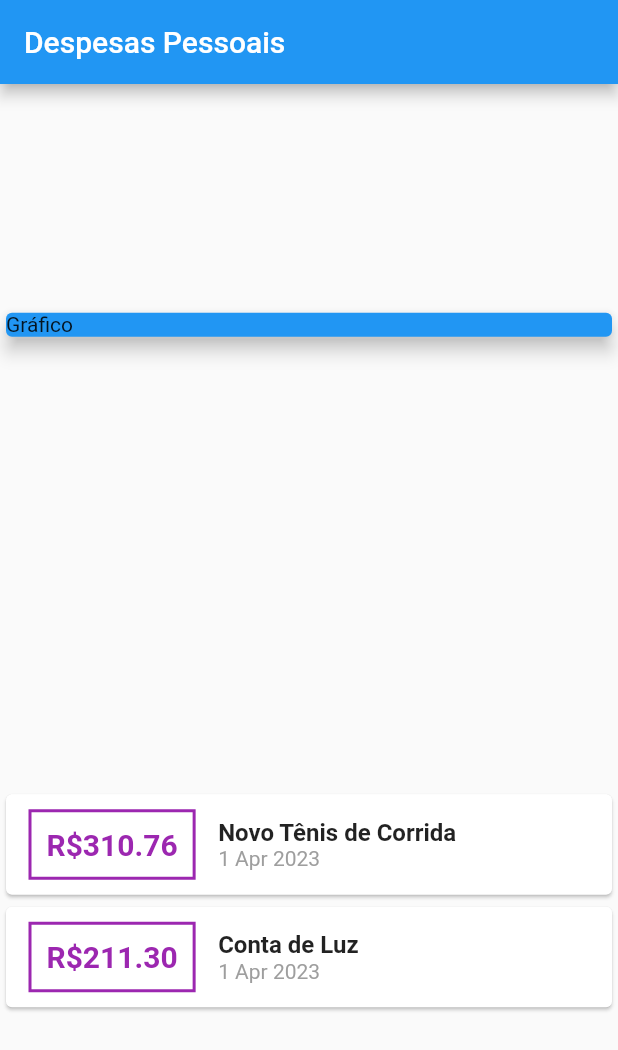
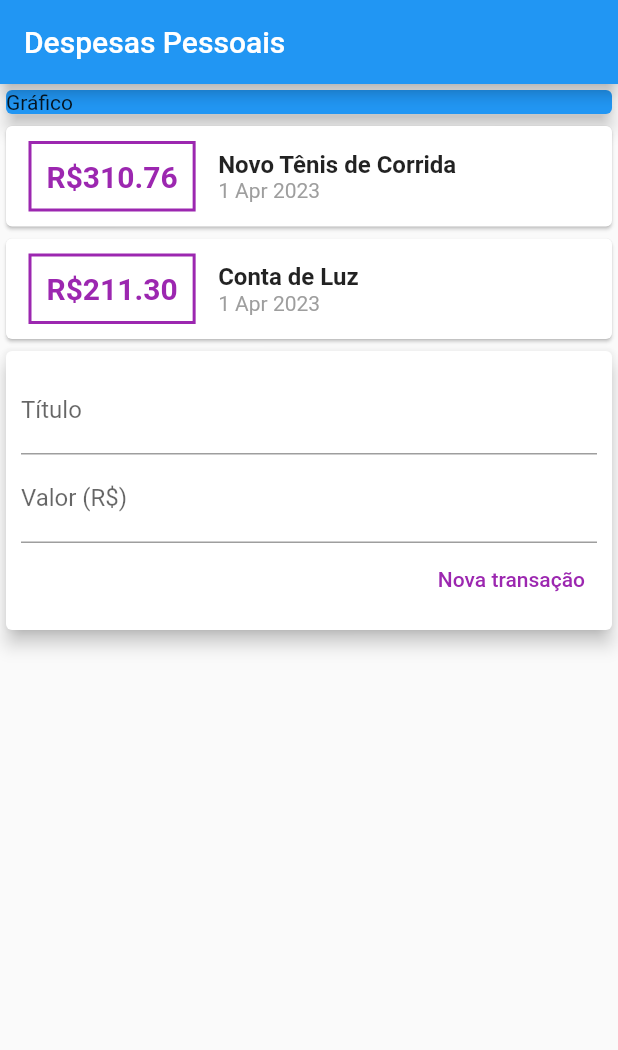
Before and after one commit to zullapo/aprenda_flutter_expenses, a Flutter app: the screen it shows after launch, on a phone screen of 412 x 824 dp. Shown: the top 1050 px of the screen. Run offline on Flutter 3.47's test engine with Material 2 defaults, Android fonts, the phone set to English and light mode, and no system bars.

Commit message:
Adicionar text fields e text button para criação do formulário de transactions

```diff
--- a/lib/main.dart
+++ b/lib/main.dart
@@ -31,15 +31,10 @@ class MyHomePage extends StatelessWidget {
   Widget build(BuildContext context) {
     return Scaffold(
         appBar: AppBar(title: const Text("Despesas Pessoais")),
-        body: Column(
-            mainAxisAlignment: MainAxisAlignment.spaceAround,
-            crossAxisAlignment: CrossAxisAlignment.stretch,
-            children: [
+        body: Column(crossAxisAlignment: CrossAxisAlignment.stretch, children: [
           const SizedBox(
               child: Card(
-                      elevation: 5,
-                      color: Colors.blue,
-                      child: Text("Gráfico"))),
+                  elevation: 5, color: Colors.blue, child: Text("Gráfico"))),
           Column(
               children: _transactions
                   .map((Transaction t) => Card(
@@ -66,15 +61,35 @@ class MyHomePage extends StatelessWidget {
                               Text(
                                 t.title!,
                                 style: const TextStyle(
-                                        fontSize: 16,
-                                        fontWeight: FontWeight.bold),
+                                    fontSize: 16, fontWeight: FontWeight.bold),
                               ),
                               Text(DateFormat('d MMM y').format(t.date!),
-                                      style:
-                                          const TextStyle(color: Colors.grey))
+                                  style: const TextStyle(color: Colors.grey))
                             ])
                       ])))
-                      .toList())
+                  .toList()),
+          Card(
+            elevation: 5,
+            child: Padding(
+              padding: const EdgeInsets.all(10),
+              child: Column(children: [
+                TextFormField(
+                    decoration: const InputDecoration(labelText: "Título")),
+                TextFormField(
+                    decoration:
+                        const InputDecoration(labelText: "Valor (R\$)")),
+                Row(
+                  mainAxisAlignment: MainAxisAlignment.end,
+                  children: [
+                    TextButton(
+                        onPressed: () {},
+                        child: const Text("Nova transação",
+                            style: TextStyle(color: Colors.purple)))
+                  ],
+                )
+              ]),
+            ),
+          )
         ]));
   }
 }
```
Lines whose indentation alone changed are shown as unchanged.
